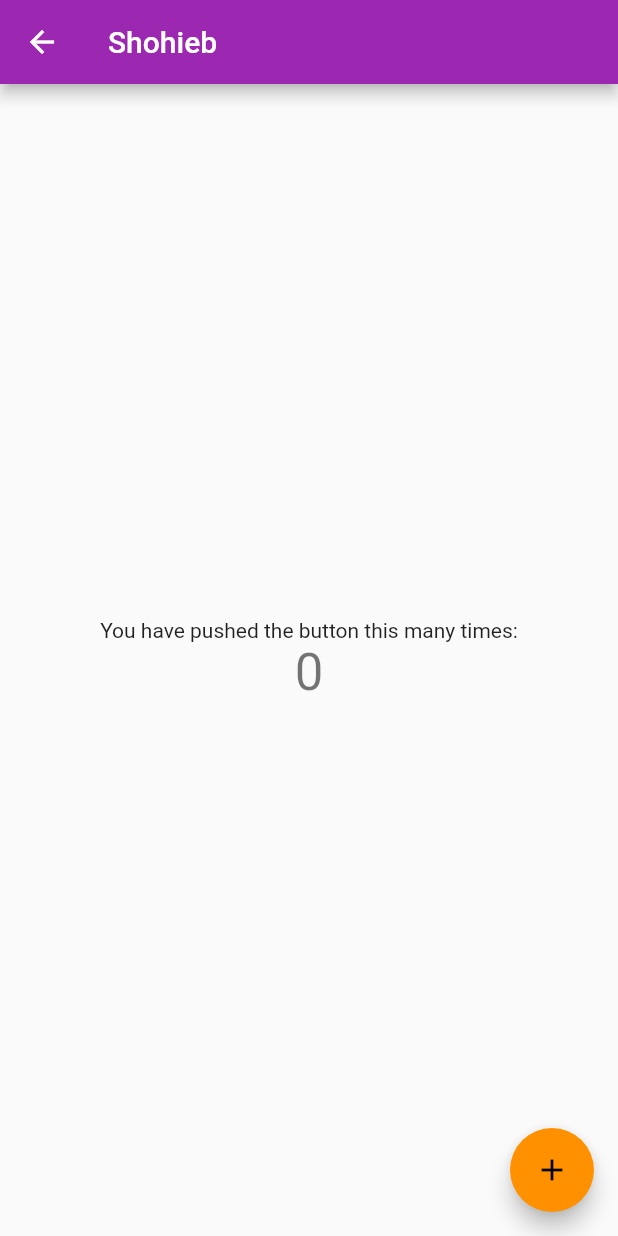
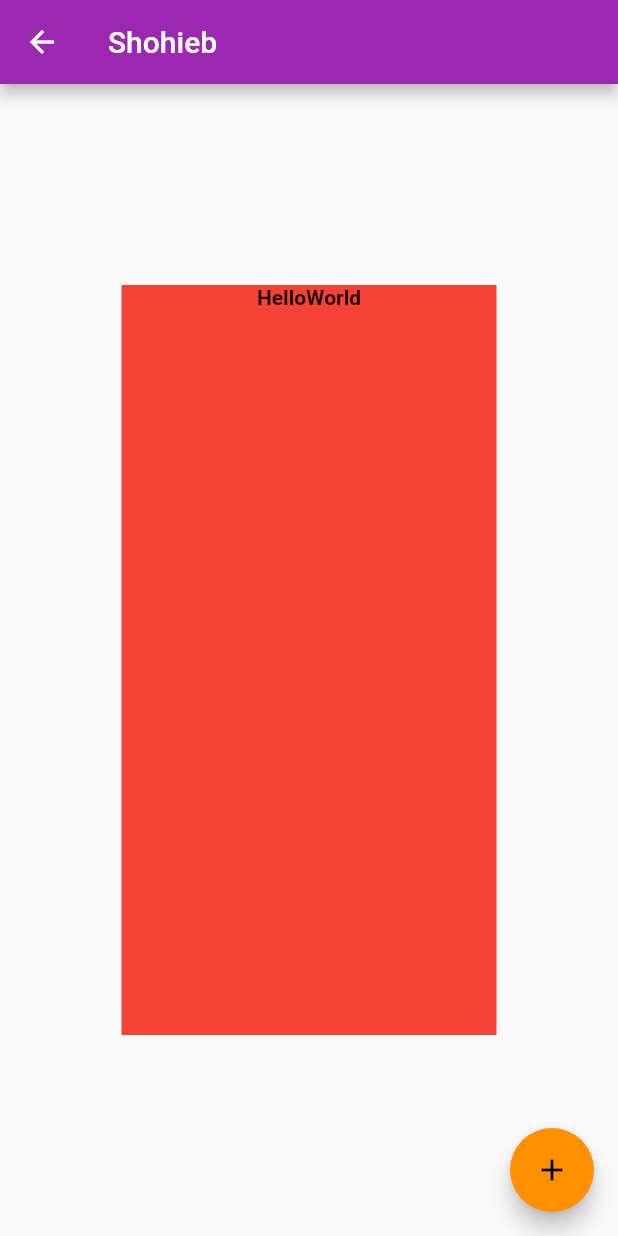
Before and after one commit to shohiebsense/Flutter_BasicLayoutAndNavigation-s-, a Flutter app: the LayoutItem screen opened directly, after a tap on "Shohieb", on a phone screen of 412 x 824 dp. Run offline on Flutter 3.47's test engine with Material 2 defaults, Android fonts, the phone set to English and light mode, and no system bars.

Commit message:
added udemy lessons

```diff
--- a/lib/main_layout_item_state.dart
+++ b/lib/main_layout_item_state.dart
@@ -4,10 +4,10 @@ import 'package:flutter_layouts/grid_layout_2/grid_page.dart';
 import 'package:flutter_layouts/login_layout/login_widget.dart';
 import 'package:flutter_layouts/login_layout_2/login_widget_2.dart';
 import 'package:flutter_layouts/main_layout_item.dart';
-import 'package:flutter_layouts/first_next_layout/page_two.dart';
 import 'package:flutter_layouts/returning_data/returning_data_screen.dart';
 import 'package:flutter_layouts/second_next_layout/first_route.dart';
 import 'package:flutter_layouts/sized_box_layout/sized_box_sample.dart';
+import 'package:flutter_layouts/udemy_course_layout/udemy_course_page.dart';
 
 import 'grid_layout/grid_widget.dart';
 import 'login_layout_3/LoginLayoutState.dart';
@@ -64,7 +64,7 @@ Widget _populateLayoutStrings(){
       case 0:
         Navigator.of(context)
             .push(MaterialPageRoute<void>(builder: (BuildContext context) {
-          return PageTwo();
+          return UdemyCoursePageWidget();
         }));
         break;
       case 1:
--- a/lib/first_next_layout/page_two.dart
+++ b/lib/udemy_course_layout/baseline_layout/constrainedbox_layout_widget.dart
@@ -1,8 +1,7 @@
 import 'package:flutter/material.dart';
 
-
-class PageTwo extends StatefulWidget {
-  PageTwo({Key key, this.title}) : super(key: key);
+class BaselineLayoutWidget extends StatefulWidget {
+  BaselineLayoutWidget({Key key, this.title}) : super(key: key);
 
   // This widget is the home page of your application. It is stateful, meaning
   // that it has a State object (defined below) that contains fields that affect
@@ -16,10 +15,10 @@ class PageTwo extends StatefulWidget {
   final String title;
 
   @override
-  _PageTwoState createState() => _PageTwoState();
+  _BaselineLayoutWidgetState createState() => _BaselineLayoutWidgetState();
 }
 
-class _PageTwoState extends State<PageTwo> {
+class _BaselineLayoutWidgetState extends State<BaselineLayoutWidget> {
   int _counter = 0;
 
   void _incrementCounter() {
@@ -50,31 +49,24 @@ class _PageTwoState extends State<PageTwo> {
       body: Center(
         // Center is a layout widget. It takes a single child and positions it
         // in the middle of the parent.
-        child: Column(
-          // Column is also layout widget. It takes a list of children and
-          // arranges them vertically. By default, it sizes itself to fit its
-          // children horizontally, and tries to be as tall as its parent.
-          //
-          // Invoke "debug painting" (press "p" in the console, choose the
-          // "Toggle Debug Paint" action from the Flutter Inspector in Android
-          // Studio, or the "Toggle Debug Paint" command in Visual Studio Code)
-          // to see the wireframe for each widget.
-          //
-          // Column has various properties to control how it sizes itself and
-          // how it positions its children. Here we use mainAxisAlignment to
-          // center the children vertically; the main axis here is the vertical
-          // axis because Columns are vertical (the cross axis would be
-          // horizontal).
-          mainAxisAlignment: MainAxisAlignment.center,
-          children: <Widget>[
-            Text(
-              'You have pushed the button this many times:',
-            ),
-            Text(
-              '$_counter',
-              style: Theme.of(context).textTheme.display1,
-            ),
-          ],
+        child: Container(
+          child: Row(
+              children: <Widget>[
+                Text(
+                  "HelloWorld",
+                  style: TextStyle(
+                      fontSize: 28.0,
+                      fontWeight: FontWeight.bold,
+                      color: Colors.lightBlue),
+                  textAlign: TextAlign.center,
+                ),
+                Baseline(
+                  baseline: -2,
+                  baselineType: TextBaseline.alphabetic,
+                  child: Text("2"),
+                ),
+                Text("Padding 2")
+              ]),
         ),
       ),
       floatingActionButton: FloatingActionButton(
--- /dev/null
+++ b/lib/udemy_course_layout/udemy_course_page.dart
@@ -0,0 +1,71 @@
+import 'package:flutter/material.dart';
+
+
+class UdemyCoursePageWidget extends StatefulWidget {
+  UdemyCoursePageWidget({Key key, this.title}) : super(key: key);
+
+  // This widget is the home page of your application. It is stateful, meaning
+  // that it has a State object (defined below) that contains fields that affect
+  // how it looks.
+
+  // This class is the configuration for the state. It holds the values (in this
+  // case the title) provided by the parent (in this case the App widget) and
+  // used by the build method of the State. Fields in a Widget subclass are
+  // always marked "final".
+
+  final String title;
+
+  @override
+  _UdemyCoursePageWidgetState createState() => _UdemyCoursePageWidgetState();
+}
+
+class _UdemyCoursePageWidgetState extends State<UdemyCoursePageWidget> {
+  int _counter = 0;
+
+  void _incrementCounter() {
+    setState(() {
+      // This call to setState tells the Flutter framework that something has
+      // changed in this State, which causes it to rerun the build method below
+      // so that the display can reflect the updated values. If we changed
+      // _counter without calling setState(), then the build method would not be
+      // called again, and so nothing would appear to happen.
+      _counter++;
+    });
+  }
+
+  @override
+  Widget build(BuildContext context) {
+    // This method is rerun every time setState is called, for instance as done
+    // by the _incrementCounter method above.
+    //
+    // The Flutter framework has been optimized to make rerunning build methods
+    // fast, so that you can just rebuild anything that needs updating rather
+    // than having to individually change instances of widgets.
+    return Scaffold(
+      appBar: AppBar(
+        // Here we take the value from the MyHomePage object that was created by
+        // the App.build method, and use it to set our appbar title.
+        title: Text("Shohieb"),
+      ),
+      body: Center(
+        // Center is a layout widget. It takes a single child and positions it
+        // in the middle of the parent.
+        child: Container(
+          width: 250.0,
+          height: 500.0,
+          color: Colors.red,
+          child: Text(
+            "HelloWorld",
+            style: TextStyle(fontWeight: FontWeight.bold),
+            textAlign: TextAlign.center,
+          ),
+        ),
+      ),
+      floatingActionButton: FloatingActionButton(
+        onPressed: _incrementCounter,
+        tooltip: 'Increment',
+        child: Icon(Icons.add),
+      ), // This trailing comma makes auto-formatting nicer for build methods.
+    );
+  }
+}
```
Also changed, not shown: lib/main.dart (+9 -1 lines), lib/udemy_course_layout/align_layout/udemy_align_layout.dart (added, +70 -0 lines), lib/udemy_course_layout/constrainedbox_layout/constrainedbox_layout_widget.dart (added, +78 -0 lines), lib/udemy_course_layout/image_layout/udemy_image_layout.dart (added, +66 -0 lines), lib/udemy_course_layout/padding_layout/udemy_stack_layout.dart (added, +78 -0 lines), lib/udemy_course_layout/stack_layout/udemy_stack_layout.dart (added, +75 -0 lines).
